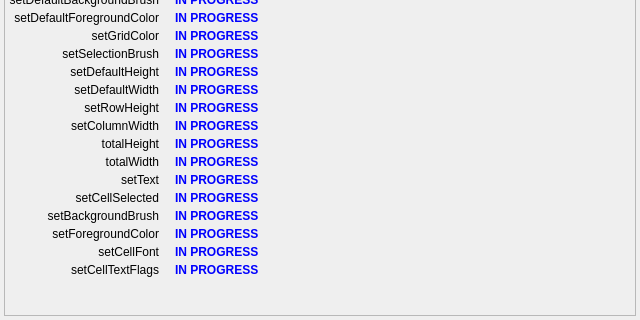
Qt form src/widgets/testframe.ui (Gris87/Qt_FastTableWidget) before a commit; both pictures show x 0 to 640 and y 160 to 480 of the 640 by 480 pixel window.
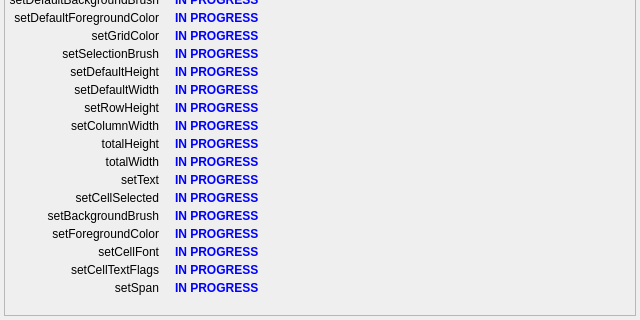
The same form after that commit.

The edit to the form file:
```diff
--- a/src/widgets/testframe.ui
+++ b/src/widgets/testframe.ui
@@ -1630,6 +1630,72 @@
            </property>
           </widget>
          </item>
+         <item row="24" column="0">
+          <widget class="QLabel" name="setSpanLabel">
+           <property name="text">
+            <string>setSpan</string>
+           </property>
+           <property name="alignment">
+            <set>Qt::AlignRight|Qt::AlignTrailing|Qt::AlignVCenter</set>
+           </property>
+          </widget>
+         </item>
+         <item row="24" column="2">
+          <widget class="QLabel" name="setSpanResLabel">
+           <property name="sizePolicy">
+            <sizepolicy hsizetype="MinimumExpanding" vsizetype="Preferred">
+             <horstretch>0</horstretch>
+             <verstretch>0</verstretch>
+            </sizepolicy>
+           </property>
+           <property name="palette">
+            <palette>
+             <active>
+              <colorrole role="WindowText">
+               <brush brushstyle="SolidPattern">
+                <color alpha="255">
+                 <red>0</red>
+                 <green>0</green>
+                 <blue>255</blue>
+                </color>
+               </brush>
+              </colorrole>
+             </active>
+             <inactive>
+              <colorrole role="WindowText">
+               <brush brushstyle="SolidPattern">
+                <color alpha="255">
+                 <red>0</red>
+                 <green>0</green>
+                 <blue>255</blue>
+                </color>
+               </brush>
+              </colorrole>
+             </inactive>
+             <disabled>
+              <colorrole role="WindowText">
+               <brush brushstyle="SolidPattern">
+                <color alpha="255">
+                 <red>120</red>
+                 <green>120</green>
+                 <blue>120</blue>
+                </color>
+               </brush>
+              </colorrole>
+             </disabled>
+            </palette>
+           </property>
+           <property name="font">
+            <font>
+             <weight>75</weight>
+             <bold>true</bold>
+            </font>
+           </property>
+           <property name="text">
+            <string>IN PROGRESS</string>
+           </property>
+          </widget>
+         </item>
         </layout>
        </item>
        <item>
```
